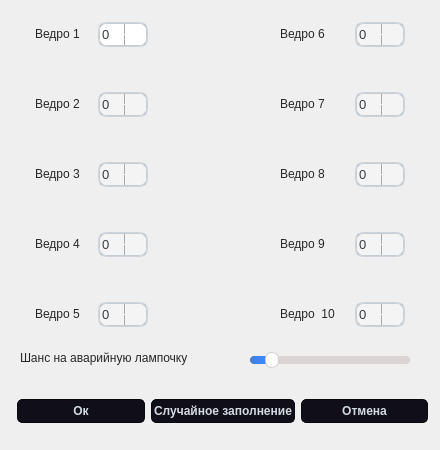
dxdate/VEDRA, file window_liters.ui: the form before one commit.
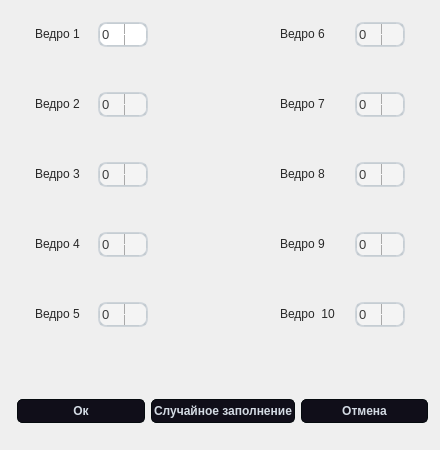
The form after the commit. Icons and pictures are not drawn.

```diff
--- a/window_liters.ui
+++ b/window_liters.ui
@@ -946,42 +946,7 @@
     <string notr="true">background-color: rgb(255, 255, 255);</string>
    </property>
    <property name="maximum">
-    <number>9</number>
-   </property>
-  </widget>
-  <widget class="QSlider" name="horizontalSlider">
-   <property name="geometry">
-    <rect>
-     <x>250</x>
-     <y>350</y>
-     <width>160</width>
-     <height>20</height>
-    </rect>
-   </property>
-   <property name="maximum">
-    <number>100</number>
-   </property>
-   <property name="singleStep">
-    <number>1</number>
-   </property>
-   <property name="value">
     <number>10</number>
-   </property>
-   <property name="orientation">
-    <enum>Qt::Horizontal</enum>
-   </property>
-  </widget>
-  <widget class="QLabel" name="label">
-   <property name="geometry">
-    <rect>
-     <x>20</x>
-     <y>350</y>
-     <width>221</width>
-     <height>16</height>
-    </rect>
-   </property>
-   <property name="text">
-    <string>Шанс на аварийную лампочку</string>
    </property>
   </widget>
  </widget>
```
Left out of the diff: 18 changed lines with no effect on the pictures.
